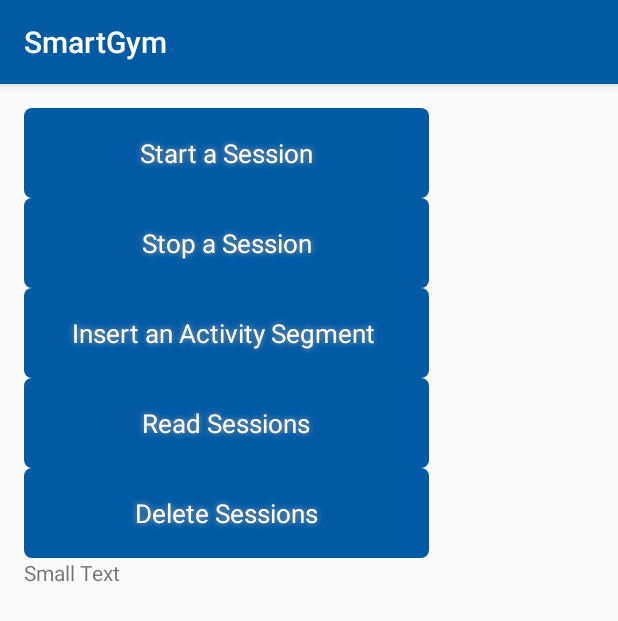
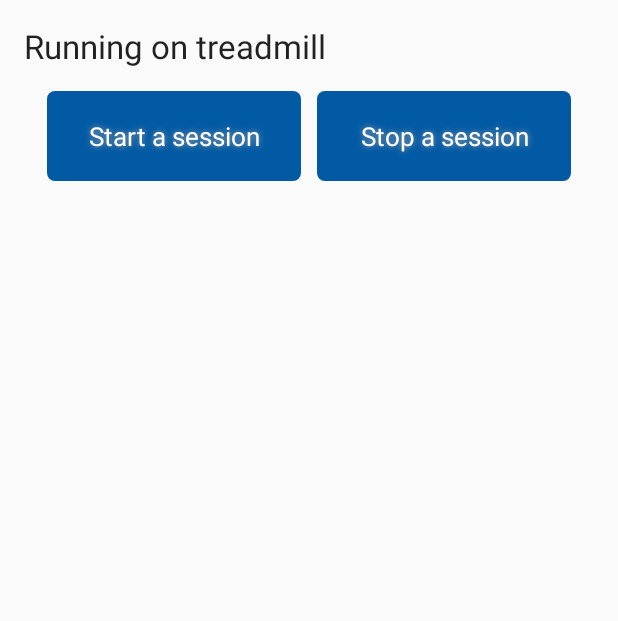
Before and after one commit to NerdsWitAttitudes/Smart-Gym-Android, an Android app: the screen it shows after launch (MainActivity before the commit, SportActivity after it), on a phone screen of 412 x 824 dp. Shown: the top 621 px of the screen. Run offline under Robolectric (Android 15) with nearby library versions, the phone set to English and light mode, and no system bars.

Commit message:
kut kut kut

```diff
--- a/app/src/main/AndroidManifest.xml
+++ b/app/src/main/AndroidManifest.xml
@@ -29,8 +29,11 @@
             android:screenOrientation="portrait">
         </activity>
         <activity android:name=".activities.MainActivity">
+        </activity>
+        <activity android:name=".activities.SportActivity" >
             <intent-filter>
                 <action android:name="android.intent.action.MAIN" />
+
                 <category android:name="android.intent.category.LAUNCHER" />
             </intent-filter>
         </activity>
--- /dev/null
+++ b/app/src/main/java/com/nwa/smartgym/activities/SportActivity.java
@@ -0,0 +1,69 @@
+package com.nwa.smartgym.activities;
+
+import android.app.Activity;
+import android.app.ProgressDialog;
+import android.support.v7.app.AppCompatActivity;
+import android.os.Bundle;
+import android.util.Log;
+import android.view.View;
+import android.widget.Button;
+
+import com.google.android.gms.fitness.FitnessActivities;
+import com.nwa.smartgym.R;
+import com.nwa.smartgym.api.CardioActivityAPI;
+import com.nwa.smartgym.api.ServiceGenerator;
+import com.nwa.smartgym.models.CardioActivity;
+
+import java.util.UUID;
+
+import retrofit2.Call;
+import retrofit2.Callback;
+import retrofit2.Response;
+
+public class SportActivity extends Activity {
+
+    UUID activityId = UUID.fromString("3c6e46c0-3894-42af-bff9-9b4caf3a8674");
+
+    private GoogleFitService googleFitService;
+    private ProgressDialog progressGoogleFit;
+    private CardioActivityAPI smartGymService;
+
+    @Override
+    protected void onCreate(Bundle savedInstanceState) {
+        super.onCreate(savedInstanceState);
+        setContentView(R.layout.activity_sport);
+
+        smartGymService = ServiceGenerator.createSmartGymService(CardioActivityAPI.class);
+
+        Button startTreadmill = (Button) findViewById(R.id.btn_start_treadmill);
+        Button stopTreadmill = (Button) findViewById(R.id.btn_stop_treadmill);
+
+        if (startTreadmill != null && stopTreadmill != null) {
+            startTreadmill.setOnClickListener(new View.OnClickListener() {
+                @Override
+                public void onClick(View v) {
+                    startSession(new CardioActivity(activityId));
+                }
+            });
+        }
+
+//        googleFitService = new GoogleFitService(this);
+    }
+
+    private void startSession(CardioActivity cardioActivity) {
+        Call<CardioActivity> session = smartGymService.createSession(cardioActivity);
+        session.enqueue(new Callback<CardioActivity>() {
+            @Override
+            public void onResponse(Call<CardioActivity> call, Response<CardioActivity> response) {
+                Log.i("NWA", " added cardio session to db code: " + response.code());
+
+//                googleFitService.startSession(FitnessActivities.RUNNING_TREADMILL);
+            }
+
+            @Override
+            public void onFailure(Call<CardioActivity> call, Throwable t) {
+                Log.i("NWA", " failed!!! to add session to db");
+            }
+        });
+    }
+}
--- /dev/null
+++ b/app/src/main/java/com/nwa/smartgym/api/CardioActivityAPI.java
@@ -0,0 +1,14 @@
+package com.nwa.smartgym.api;
+
+import com.nwa.smartgym.models.CardioActivity;
+
+import retrofit2.Call;
+import retrofit2.http.Body;
+import retrofit2.http.POST;
+
+public interface CardioActivityAPI {
+
+    @POST("/cardio_activity")
+    Call<CardioActivity> createSession(@Body CardioActivity cardioActivity);
+
+}
--- a/app/src/main/java/com/nwa/smartgym/api/ServiceGenerator.java
+++ b/app/src/main/java/com/nwa/smartgym/api/ServiceGenerator.java
@@ -14,7 +14,7 @@ import retrofit2.converter.gson.GsonConverterFactory;
  */
 public class ServiceGenerator {
 
-    public static final String baseURL = "http://192.168.2.245:6543/";
+    public static final String baseURL = "http://192.168.1.226:6543/";
 
     private static OkHttpClient.Builder httpClient = new OkHttpClient.Builder();
 
--- a/app/src/main/res/layout/activity_main.xml
+++ b/app/src/main/res/layout/activity_main.xml
@@ -11,13 +11,13 @@
     android:orientation="vertical">
 
     <Button
-        android:id="@+id/btn_start_session"
+        android:id="@+id/btn_start_treadmill"
         android:layout_width="wrap_content"
         android:layout_height="wrap_content"
         android:text="Start a Session" />
 
     <Button
-        android:id="@+id/btn_stop_session"
+        android:id="@+id/btn_stop_treadmill"
         android:layout_width="wrap_content"
         android:layout_height="wrap_content"
         android:text="Stop a Session" />
--- /dev/null
+++ b/app/src/main/res/layout/activity_sport.xml
@@ -0,0 +1,44 @@
+<?xml version="1.0" encoding="utf-8"?>
+<RelativeLayout xmlns:android="http://schemas.android.com/apk/res/android"
+    xmlns:tools="http://schemas.android.com/tools"
+    android:layout_width="match_parent"
+    android:layout_height="match_parent"
+    android:paddingBottom="@dimen/activity_vertical_margin"
+    android:paddingLeft="@dimen/activity_horizontal_margin"
+    android:paddingRight="@dimen/activity_horizontal_margin"
+    android:paddingTop="@dimen/activity_vertical_margin"
+    tools:context="com.nwa.smartgym.activities.SportActivity">
+
+
+    <TextView
+        android:layout_width="wrap_content"
+        android:layout_height="wrap_content"
+        android:textAppearance="?android:attr/textAppearanceLarge"
+        android:text="Running on treadmill"
+        android:id="@+id/textView"
+        android:layout_alignParentLeft="true"
+        android:layout_alignParentStart="true" />
+
+    <LinearLayout
+        android:layout_width="wrap_content"
+        android:layout_height="wrap_content"
+        android:layout_below="@+id/textView"
+        android:layout_margin="10dp">
+        <Button
+            android:id="@+id/btn_start_session"
+            android:layout_width="wrap_content"
+            android:layout_height="wrap_content"
+            android:layout_weight="0.5"
+            android:layout_margin="5dp"
+            android:text="Start a session" />
+
+        <Button
+            android:id="@+id/btn_stop_session"
+            android:layout_width="wrap_content"
+            android:layout_height="wrap_content"
+            android:layout_weight="0.5"
+            android:layout_margin="5dp"
+            android:text="Stop a session" />
+    </LinearLayout>
+
+</RelativeLayout>
```
Also changed, not shown: app/src/main/java/com/nwa/smartgym/activities/GoogleFitService.java (added, +61 -0 lines), app/src/main/java/com/nwa/smartgym/activities/MainActivity.java (+58 -32 lines), app/src/main/java/com/nwa/smartgym/models/CardioActivity.java (added, +35 -0 lines).
